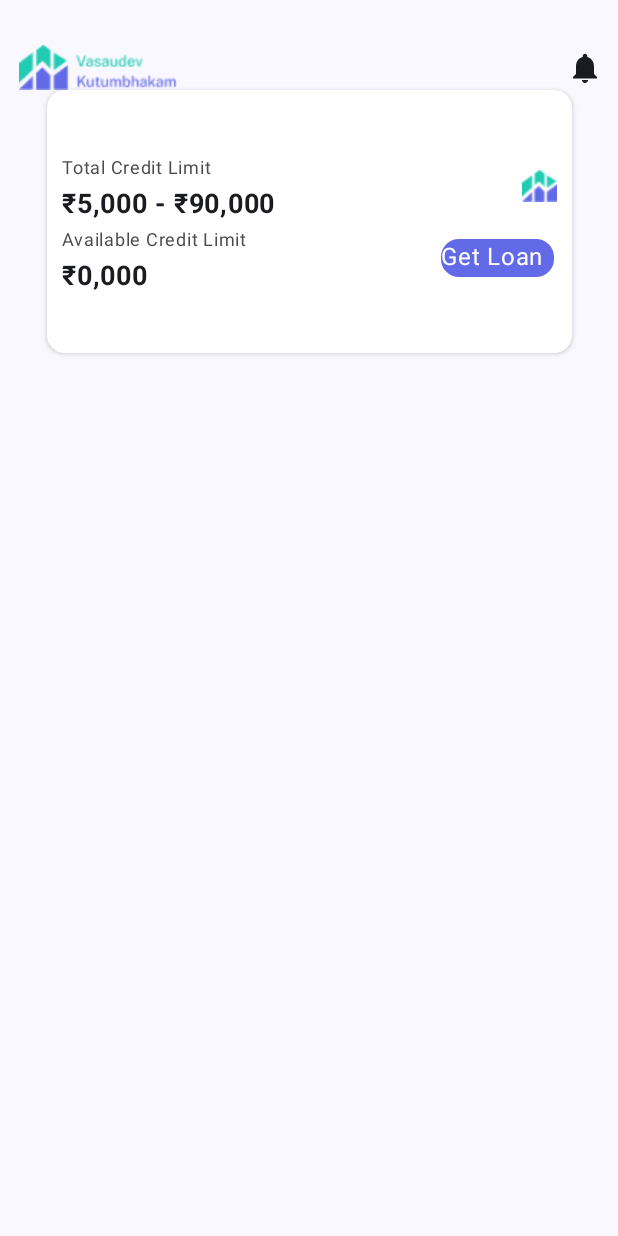
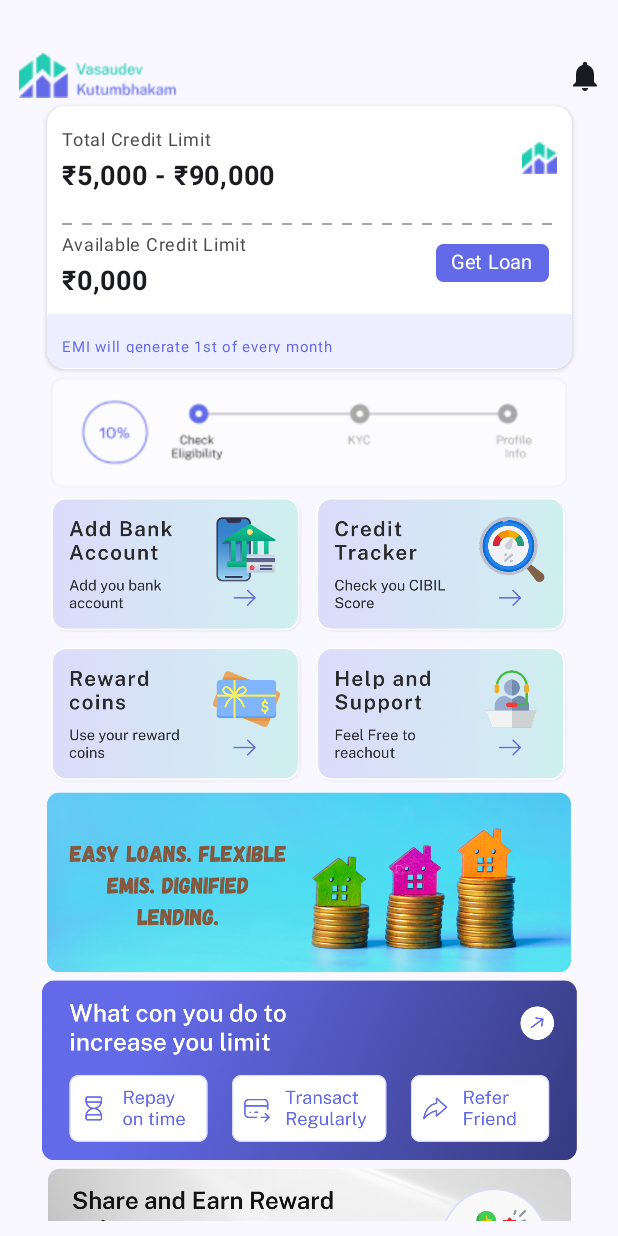
Before and after one commit to DevDewangan16/Vasudev_Kutumbhakam, an Android app built with Jetpack Compose: the screen it shows after launch (MainActivity), on a phone screen of 412 x 824 dp. Run offline under Robolectric (Android 15) with nearby library versions, the phone set to English and light mode, and no system bars.

Commit message:
Completed the Home Screen.

```diff
--- a/app/src/main/java/com/example/vasudevkutumbhakam/ui/HomeScreen.kt
+++ b/app/src/main/java/com/example/vasudevkutumbhakam/ui/HomeScreen.kt
@@ -1,9 +1,12 @@
 package com.example.vasudevkutumbhakam.ui
 
+import androidx.compose.foundation.Canvas
 import androidx.compose.foundation.Image
 import androidx.compose.foundation.background
 import androidx.compose.foundation.layout.Arrangement
+import androidx.compose.foundation.layout.Box
 import androidx.compose.foundation.layout.Column
+import androidx.compose.foundation.layout.PaddingValues
 import androidx.compose.foundation.layout.Row
 import androidx.compose.foundation.layout.Spacer
 import androidx.compose.foundation.layout.fillMaxSize
@@ -12,6 +15,9 @@ import androidx.compose.foundation.layout.height
 import androidx.compose.foundation.layout.padding
 import androidx.compose.foundation.layout.width
 import androidx.compose.foundation.lazy.LazyColumn
+import androidx.compose.foundation.lazy.grid.GridCells
+import androidx.compose.foundation.lazy.grid.LazyVerticalGrid
+import androidx.compose.foundation.shape.RoundedCornerShape
 import androidx.compose.material.icons.Icons
 import androidx.compose.material.icons.filled.Notifications
 import androidx.compose.material3.Button
@@ -23,7 +29,9 @@ import androidx.compose.material3.Text
 import androidx.compose.runtime.Composable
 import androidx.compose.ui.Alignment
 import androidx.compose.ui.Modifier
+import androidx.compose.ui.geometry.Offset
 import androidx.compose.ui.graphics.Color
+import androidx.compose.ui.graphics.PathEffect
 import androidx.compose.ui.res.painterResource
 import androidx.compose.ui.text.font.FontWeight
 import androidx.compose.ui.unit.dp
@@ -33,6 +41,7 @@ import com.example.vasudevkutumbhakam.R
 @Composable
 fun HomeScreen(){
     LazyColumn(
+        verticalArrangement = Arrangement.spacedBy(5.dp),
         horizontalAlignment = Alignment.CenterHorizontally,
         modifier = Modifier
             .fillMaxSize()
@@ -69,12 +78,14 @@ fun HomeScreen(){
                 Column(
                     modifier = Modifier
                         .fillMaxSize()
-                        .padding(10.dp),
+                        ,
                     verticalArrangement = Arrangement.Center,
                     horizontalAlignment = Alignment.CenterHorizontally,
                 ) {
                     Row (
-                        modifier = Modifier.fillMaxWidth(),
+                        modifier = Modifier
+                            .fillMaxWidth()
+                            .padding(10.dp),
                         horizontalArrangement = Arrangement.SpaceBetween,
                         verticalAlignment = Alignment.CenterVertically
                     ){
@@ -98,8 +109,25 @@ fun HomeScreen(){
                                 .width(24.dp))
                     }
 
+                    Canvas(
+                        modifier = Modifier
+                            .fillMaxWidth()
+                            .height(2.dp)
+                            .padding(10.dp)
+                    ) {
+                        drawLine(
+                            color = Color(0xFF4B4B4B),
+                            start = Offset(0f, size.height / 2),
+                            end = Offset(size.width, size.height / 2),
+                            strokeWidth = size.height,
+                            pathEffect = PathEffect.dashPathEffect(floatArrayOf(10f, 10f), 0f)
+                        )
+                    }
+
                     Row (
-                        modifier = Modifier.fillMaxWidth(),
+                        modifier = Modifier
+                            .fillMaxWidth()
+                            .padding(10.dp),
                         horizontalArrangement = Arrangement.SpaceBetween,
                         verticalAlignment = Alignment.CenterVertically
                     ){
@@ -117,21 +145,77 @@ fun HomeScreen(){
                                 fontSize = 18.sp,
                                 fontWeight = FontWeight.Bold)
                         }
-                        Card(modifier = Modifier.padding(2.dp)
+                        Card(modifier = Modifier
+                            .padding(5.dp)
                             .height(25.dp)
                             .width(75.dp),
                             colors = CardDefaults.cardColors(
                                 containerColor = Color(0xff636AE8)
+                            ),
+                            shape = RoundedCornerShape(5.dp)
+                            ) {
+                            Box(
+                                Modifier.fillMaxSize(),
+                                contentAlignment = Alignment.Center) {
+                                Text(
+                                    text = "Get Loan",
+                                    fontSize = 13.sp,
+                                    color = Color.White,
+                                )
+                            }
+                        }
+                    }
+                    Column(
+                        verticalArrangement = Arrangement.Bottom,
+                        modifier = Modifier
+                            .fillMaxWidth()
+                            .height(36.dp)
+                            .background(
+                                color = Color(0xffEDEEFF)
                             )
-                            ) {
-                            Text(text = "Get Loan",
-                                fontSize = 16.sp,
-                                color = Color.White,
-                                )
+                    ) {
+                        Box (modifier = Modifier
+                            .fillMaxSize()
+                            .padding(10.dp),
+                            contentAlignment = Alignment.CenterStart){
+                            Text(
+                                text = "EMI will generate 1st of every month",
+                                fontSize = 10.sp,
+                                color = Color(0xff636AE8)
+                            )
                         }
                     }
                 }
             }
         }
+        item {
+            Image(painter = painterResource(id = R.drawable.loader), contentDescription ="loder" ,
+                modifier = Modifier.fillMaxWidth().height(74.dp))
+        }
+
+        item {
+            Image(painter = painterResource(id = R.drawable.guide), contentDescription ="loder" ,
+                modifier = Modifier.fillMaxWidth().height(192.dp))
+        }
+
+        item {
+            Image(painter = painterResource(id = R.drawable.banner1), contentDescription ="loder" ,
+                modifier = Modifier.fillMaxWidth().height(120.dp))
+        }
+
+        item {
+            Image(painter = painterResource(id = R.drawable.banner2), contentDescription ="loder" ,
+                modifier = Modifier.fillMaxWidth().height(120.dp))
+        }
+
+        item {
+            Image(painter = painterResource(id = R.drawable.banner3), contentDescription ="loder" ,
+                modifier = Modifier.fillMaxWidth().height(98.dp))
+        }
+
+        item {
+            Image(painter = painterResource(id = R.drawable.banner4), contentDescription ="loder" ,
+                modifier = Modifier.fillMaxWidth().height(150.dp))
+        }
     }
 }
```
Also changed, not shown: app/src/main/res/drawable/banner1.png (added), app/src/main/res/drawable/banner2.png (added), app/src/main/res/drawable/banner3.png (added), app/src/main/res/drawable/banner4.png (added), app/src/main/res/drawable/guide.png (added), app/src/main/res/drawable/loader.png (added).
